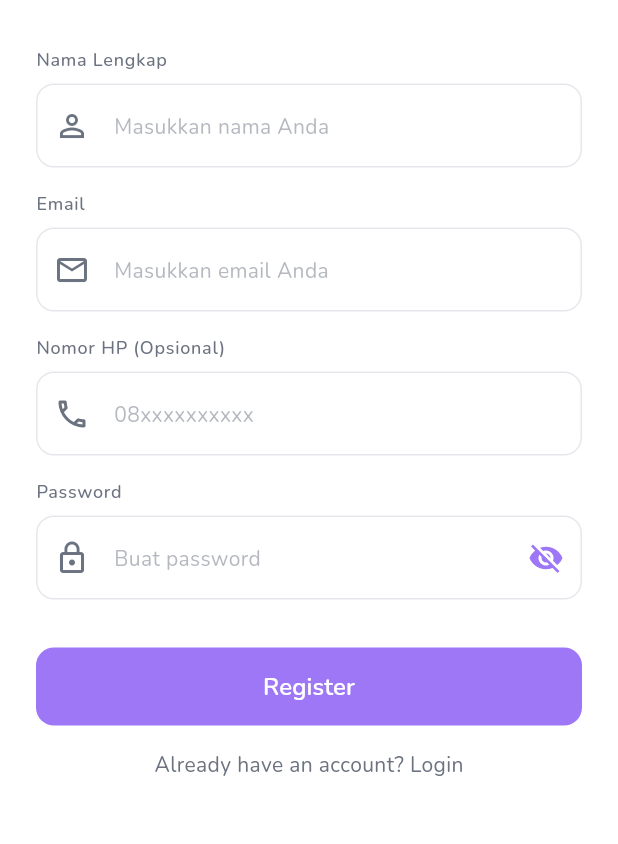
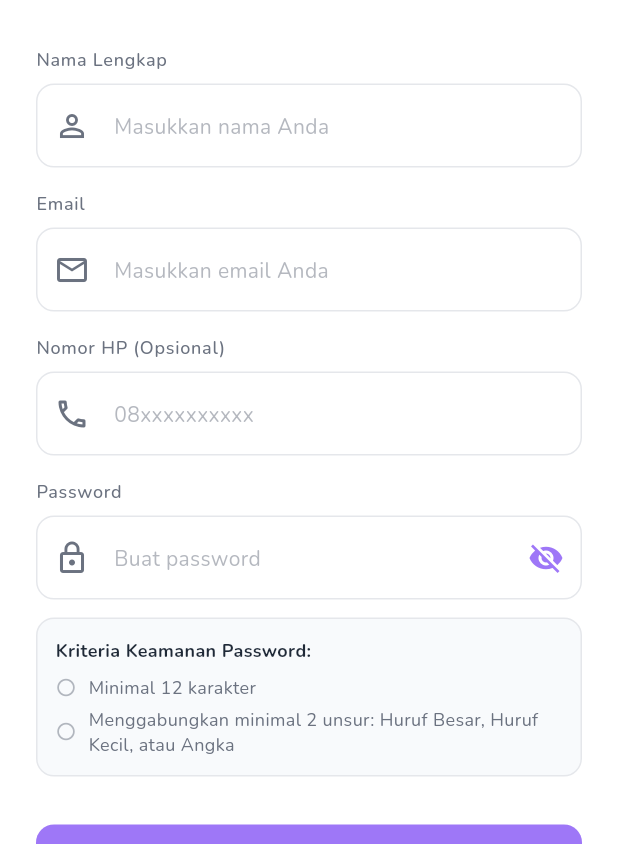
Before and after one commit to Danang705/TraceIT, a Flutter app: the RegisterScreen screen opened directly, on a phone screen of 412 x 824 dp, the part 392-1236 px from its top. Run offline on Flutter 3.47's test engine with Material 3 defaults, Android fonts, the phone set to English and light mode, and no system bars; our stand-ins replace cached_network_image, firebase_core, firebase_messaging, flutter_local_notifications, flutter_map, geolocator and 9 more; accounts and stored records are empty.

Commit message:
feat: implement registration password validation in RegisterScreen UI

```diff
--- a/lib/screens/auth/register_screen.dart
+++ b/lib/screens/auth/register_screen.dart
@@ -20,6 +20,41 @@
   final _phoneController = TextEditingController();
   final _passwordController = TextEditingController();
   bool _isObscure = true;
+  String _password = '';
+
+  @override
+  void initState() {
+    super.initState();
+    _passwordController.addListener(_onPasswordChanged);
+  }
+
+  @override
+  void dispose() {
+    _passwordController.removeListener(_onPasswordChanged);
+    _nameController.dispose();
+    _emailController.dispose();
+    _phoneController.dispose();
+    _passwordController.dispose();
+    super.dispose();
+  }
+
+  void _onPasswordChanged() {
+    setState(() {
+      _password = _passwordController.text;
+    });
+  }
+
+  bool _validatePasswordLength(String password) {
+    return password.length >= 12;
+  }
+
+  bool _validatePasswordComplexity(String password) {
+    final hasUpper = RegExp(r'[A-Z]').hasMatch(password);
+    final hasLower = RegExp(r'[a-z]').hasMatch(password);
+    final hasDigit = RegExp(r'[0-9]').hasMatch(password);
+    final count = (hasUpper ? 1 : 0) + (hasLower ? 1 : 0) + (hasDigit ? 1 : 0);
+    return count >= 2;
+  }
 
   void _submit() async {
     final name = _nameController.text.trim();
@@ -29,6 +64,20 @@
 
     if (name.isEmpty || email.isEmpty || password.isEmpty) {
       CustomSnackBar.show(context, 'Nama, Email, dan Password wajib diisi', isError: true);
+      return;
+    }
+
+    if (!_validatePasswordLength(password)) {
+      CustomSnackBar.show(context, 'Password harus minimal 12 karakter', isError: true);
+      return;
+    }
+
+    if (!_validatePasswordComplexity(password)) {
+      CustomSnackBar.show(
+        context,
+        'Password wajib menggabungkan minimal 2 unsur: Huruf besar (A-Z), Huruf kecil (a-z), atau Angka (0-9)',
+        isError: true
+      );
       return;
     }
 
@@ -174,6 +223,8 @@
                               },
                             ),
                           ),
+                          const SizedBox(height: 12),
+                          _buildPasswordCriteriaIndicator(),
 
                           const Spacer(),
                           const SizedBox(height: 32),
@@ -219,4 +270,57 @@
       ),
     );
   }
+
+  Widget _buildPasswordCriteriaIndicator() {
+    final hasMinLength = _validatePasswordLength(_password);
+    final hasComplexity = _validatePasswordComplexity(_password);
+
+    return Container(
+      padding: const EdgeInsets.all(12),
+      decoration: BoxDecoration(
+        color: AppColors.surface,
+        borderRadius: BorderRadius.circular(12),
+        border: Border.all(color: AppColors.borderColor),
+      ),
+      child: Column(
+        crossAxisAlignment: CrossAxisAlignment.start,
+        children: [
+          const Text(
+            'Kriteria Keamanan Password:',
+            style: TextStyle(
+              fontSize: 12,
+              fontWeight: FontWeight.bold,
+              color: AppColors.textPrimary,
+            ),
+          ),
+          const SizedBox(height: 8),
+          _buildCriteriaRow('Minimal 12 karakter', hasMinLength),
+          const SizedBox(height: 4),
+          _buildCriteriaRow('Menggabungkan minimal 2 unsur: Huruf Besar, Huruf Kecil, atau Angka', hasComplexity),
+        ],
+      ),
+    );
+  }
+
+  Widget _buildCriteriaRow(String text, bool isMet) {
+    return Row(
+      children: [
+        Icon(
+          isMet ? Icons.check_circle : Icons.radio_button_unchecked,
+          color: isMet ? AppColors.success : AppColors.textSecondary.withOpacity(0.5),
+          size: 14,
+        ),
+        const SizedBox(width: 8),
+        Expanded(
+          child: Text(
+            text,
+            style: TextStyle(
+              fontSize: 12,
+              color: isMet ? AppColors.success : AppColors.textSecondary,
+            ),
+          ),
+        ),
+      ],
+    );
+  }
 }
```
